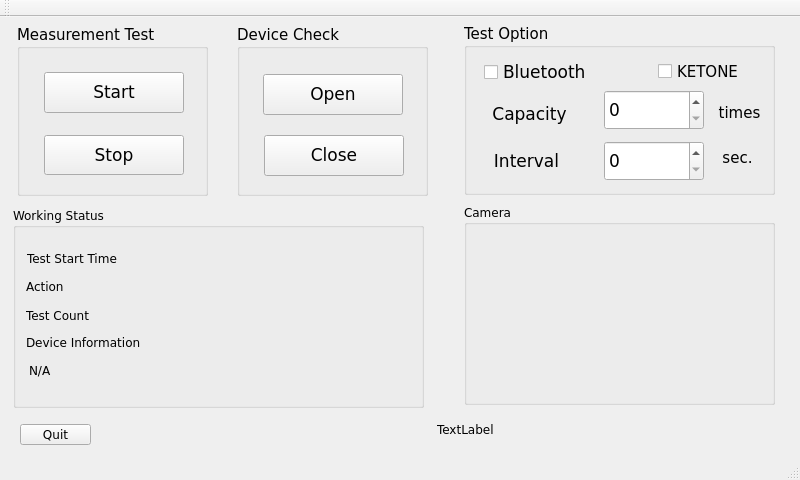
Above: mainwindow.ui from shnomad/Battery-Test before the change. Below: the same form after it.
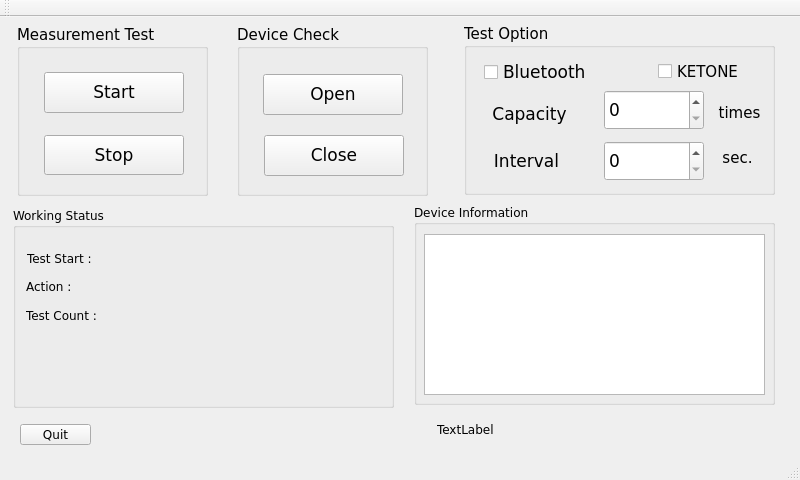
That is the form after the change.

The edit to the form file:
```diff
--- a/mainwindow.ui
+++ b/mainwindow.ui
@@ -318,7 +318,7 @@
      <rect>
       <x>13</x>
       <y>190</y>
-      <width>411</width>
+      <width>381</width>
       <height>201</height>
      </rect>
     </property>
@@ -330,12 +330,12 @@
       <rect>
        <x>14</x>
        <y>43</y>
-       <width>360</width>
+       <width>341</width>
        <height>17</height>
       </rect>
      </property>
      <property name="text">
-      <string>Test Start Time</string>
+      <string>Test Start :</string>
      </property>
     </widget>
     <widget class="QLabel" name="test_step">
@@ -348,7 +348,7 @@
       </rect>
      </property>
      <property name="text">
-      <string>Action</string>
+      <string>Action :</string>
      </property>
     </widget>
     <widget class="QLabel" name="test_count">
@@ -361,33 +361,7 @@
       </rect>
      </property>
      <property name="text">
-      <string>Test Count</string>
-     </property>
-    </widget>
-    <widget class="QLabel" name="serial_number">
-     <property name="geometry">
-      <rect>
-       <x>13</x>
-       <y>127</y>
-       <width>340</width>
-       <height>17</height>
-      </rect>
-     </property>
-     <property name="text">
-      <string>Device Information</string>
-     </property>
-    </widget>
-    <widget class="QLabel" name="device_status">
-     <property name="geometry">
-      <rect>
-       <x>16</x>
-       <y>153</y>
-       <width>351</width>
-       <height>21</height>
-      </rect>
-     </property>
-     <property name="text">
-      <string>N/A</string>
+      <string>Test Count :</string>
      </property>
     </widget>
    </widget>
@@ -412,15 +386,25 @@
    <widget class="QGroupBox" name="groupBox_4">
     <property name="geometry">
      <rect>
-      <x>464</x>
+      <x>414</x>
       <y>187</y>
-      <width>311</width>
+      <width>361</width>
       <height>201</height>
      </rect>
     </property>
     <property name="title">
-     <string>Camera</string>
+     <string>Device Information</string>
     </property>
+    <widget class="QTextEdit" name="meter_info">
+     <property name="geometry">
+      <rect>
+       <x>10</x>
+       <y>30</y>
+       <width>341</width>
+       <height>161</height>
+      </rect>
+     </property>
+    </widget>
    </widget>
    <widget class="QLabel" name="system_time">
     <property name="geometry">
```
